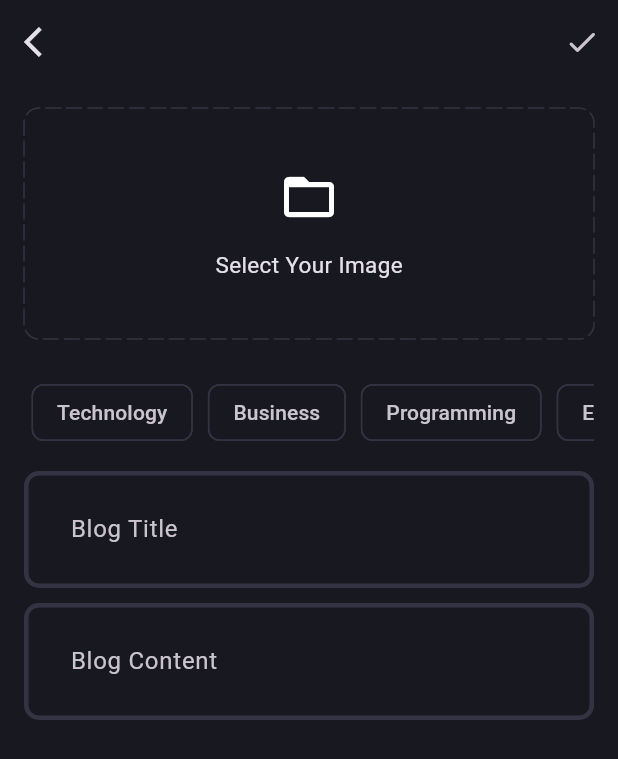
After one commit to WhyC03/ChroniX, a Flutter app: the AddNewBlogPage screen opened directly, after a tap on "Select Your Image", on a phone screen of 412 x 824 dp. The commit adds this screen. Shown: the top 759 px of the screen. Run offline on Flutter 3.47's test engine with Material 3 defaults, Android fonts, the phone set to English and light mode, and no system bars; drawn by our look-alikes of dotted_border; our stand-ins replace flutter_bloc, fpdart, get_it, image_picker, supabase_flutter; accounts and stored records are empty.

Commit message:
Add New Blog Page UI Done

```diff
--- a/lib/core/theme/theme.dart
+++ b/lib/core/theme/theme.dart
@@ -12,12 +12,13 @@ class AppTheme {
   static final darkThemeMode = ThemeData.dark().copyWith(
     scaffoldBackgroundColor: AppPallete.backgroundColor,
     appBarTheme: AppBarTheme(color: AppPallete.backgroundColor),
+    chipTheme: ChipThemeData(
+        side: BorderSide.none,
+        color: WidgetStatePropertyAll(AppPallete.backgroundColor)),
     inputDecorationTheme: InputDecorationTheme(
       contentPadding: EdgeInsets.all(27),
       enabledBorder: _border(),
-      focusedBorder: _border(
-        AppPallete.gradient2
-      ),
+      focusedBorder: _border(AppPallete.gradient2),
     ),
   );
 }
--- /dev/null
+++ b/lib/core/utils/pick_image.dart
@@ -0,0 +1,16 @@
+import 'dart:io';
+
+import 'package:image_picker/image_picker.dart';
+
+Future<File?> pickImage() async {
+  try {
+    final xFile = await ImagePicker().pickImage(source: ImageSource.gallery);
+
+    if (xFile != null) {
+      return File(xFile.path);
+    }
+    return null;
+  } catch (e) {
+    return null;
+  }
+}
--- /dev/null
+++ b/lib/features/blog/presentation/pages/add_new_blog_page.dart
@@ -0,0 +1,158 @@
+import 'dart:io';
+
+import 'package:blog_app/core/theme/app_pallete.dart';
+import 'package:blog_app/core/utils/pick_image.dart';
+import 'package:blog_app/features/blog/presentation/widgets/blog_editor.dart';
+import 'package:dotted_border/dotted_border.dart';
+import 'package:flutter/material.dart';
+
+class AddNewBlogPage extends StatefulWidget {
+  static route() => MaterialPageRoute(
+        builder: (context) => AddNewBlogPage(),
+      );
+  const AddNewBlogPage({super.key});
+
+  @override
+  State<AddNewBlogPage> createState() => _AddNewBlogPageState();
+}
+
+class _AddNewBlogPageState extends State<AddNewBlogPage> {
+  final titleController = TextEditingController();
+  final contentController = TextEditingController();
+
+  List<String> selectedTopics = [];
+
+  File? image;
+
+  void selectImage() async {
+    final pickedImage = await pickImage();
+    if (pickedImage != null) {
+      setState(() {
+        image = pickedImage;
+      });
+    }
+  }
+
+  @override
+  void dispose() {
+    super.dispose();
+    titleController.dispose();
+    contentController.dispose();
+  }
+
+  @override
+  Widget build(BuildContext context) {
+    return Scaffold(
+      appBar: AppBar(
+        leading: IconButton(
+            onPressed: () {
+              Navigator.pop(context);
+            },
+            icon: Icon(Icons.arrow_back_ios)),
+        actions: [
+          IconButton(
+            onPressed: () {},
+            icon: Icon(Icons.done_rounded),
+          ),
+        ],
+      ),
+      body: SingleChildScrollView(
+        child: Padding(
+          padding: const EdgeInsets.all(16.0),
+          child: Column(
+            children: [
+              image != null
+                  ? GestureDetector(
+                      onTap: () {
+                        selectImage();
+                      },
+                      child: SizedBox(
+                          height: 150,
+                          width: double.infinity,
+                          child: ClipRRect(
+                            borderRadius: BorderRadius.circular(10),
+                            child: Image.file(
+                              image!,
+                              fit: BoxFit.cover,
+                            ),
+                          )),
+                    )
+                  : GestureDetector(
+                      onTap: () {
+                        selectImage();
+                      },
+                      child: DottedBorder(
+                        color: AppPallete.borderColor,
+                        radius: Radius.circular(10),
+                        borderType: BorderType.RRect,
+                        strokeCap: StrokeCap.round,
+                        dashPattern: [10, 4],
+                        child: Container(
+                          height: 150,
+                          decoration: BoxDecoration(
+                              borderRadius: BorderRadius.circular(10)),
+                          width: double.infinity,
+                          child: Column(
+                            mainAxisAlignment: MainAxisAlignment.center,
+                            children: [
+                              Icon(Icons.folder_open, size: 40),
+                              SizedBox(height: 15),
+                              Text(
+                                "Select Your Image",
+                                style: TextStyle(fontSize: 15),
+                              )
+                            ],
+                          ),
+                        ),
+                      ),
+                    ),
+              SizedBox(height: 20),
+              SingleChildScrollView(
+                scrollDirection: Axis.horizontal,
+                child: Row(
+                  children: [
+                    'Technology',
+                    'Business',
+                    'Programming',
+                    'Entertainment'
+                  ]
+                      .map(
+                        (e) => Padding(
+                          padding: const EdgeInsets.all(5.0),
+                          child: GestureDetector(
+                            onTap: () {
+                              if (selectedTopics.contains(e)) {
+                                selectedTopics.remove(e);
+                              } else {
+                                selectedTopics.add(e);
+                              }
+
+                              setState(() {});
+                            },
+                            child: Chip(
+                              color: selectedTopics.contains(e)
+                                  ? WidgetStatePropertyAll(AppPallete.gradient1)
+                                  : null,
+                              label: Text(e),
+                              side: selectedTopics.contains(e)
+                                  ? null
+                                  : BorderSide(color: AppPallete.borderColor),
+                            ),
+                          ),
+                        ),
+                      )
+                      .toList(),
+                ),
+              ),
+              SizedBox(height: 10),
+              BlogEditor(controller: titleController, hintText: 'Blog Title'),
+              SizedBox(height: 10),
+              BlogEditor(
+                  controller: contentController, hintText: 'Blog Content'),
+            ],
+          ),
+        ),
+      ),
+    );
+  }
+}
--- /dev/null
+++ b/lib/features/blog/presentation/widgets/blog_editor.dart
@@ -0,0 +1,17 @@
+import 'package:flutter/material.dart';
+
+class BlogEditor extends StatelessWidget {
+  final TextEditingController controller;
+  final String hintText;
+  const BlogEditor(
+      {super.key, required this.controller, required this.hintText});
+
+  @override
+  Widget build(BuildContext context) {
+    return TextFormField(
+      controller: controller,
+      decoration: InputDecoration(hintText: hintText),
+      maxLines: null,
+    );
+  }
+}
--- a/pubspec.yaml
+++ b/pubspec.yaml
@@ -38,6 +38,8 @@ dependencies:
   supabase_flutter: ^2.8.4
   flutter_bloc: ^9.1.0
   get_it: ^8.0.3
+  dotted_border: ^2.1.0
+  image_picker: ^1.1.2
 
 dev_dependencies:
   flutter_test:
```
Also changed, not shown: lib/features/auth/presentation/pages/login_page.dart (+7 -2 lines), lib/features/auth/presentation/pages/signup_page.dart (+7 -2 lines), lib/features/blog/presentation/pages/blog_page.dart (+24 -0 lines), lib/main.dart (+2 -5 lines), pubspec.lock, 269 other files.
